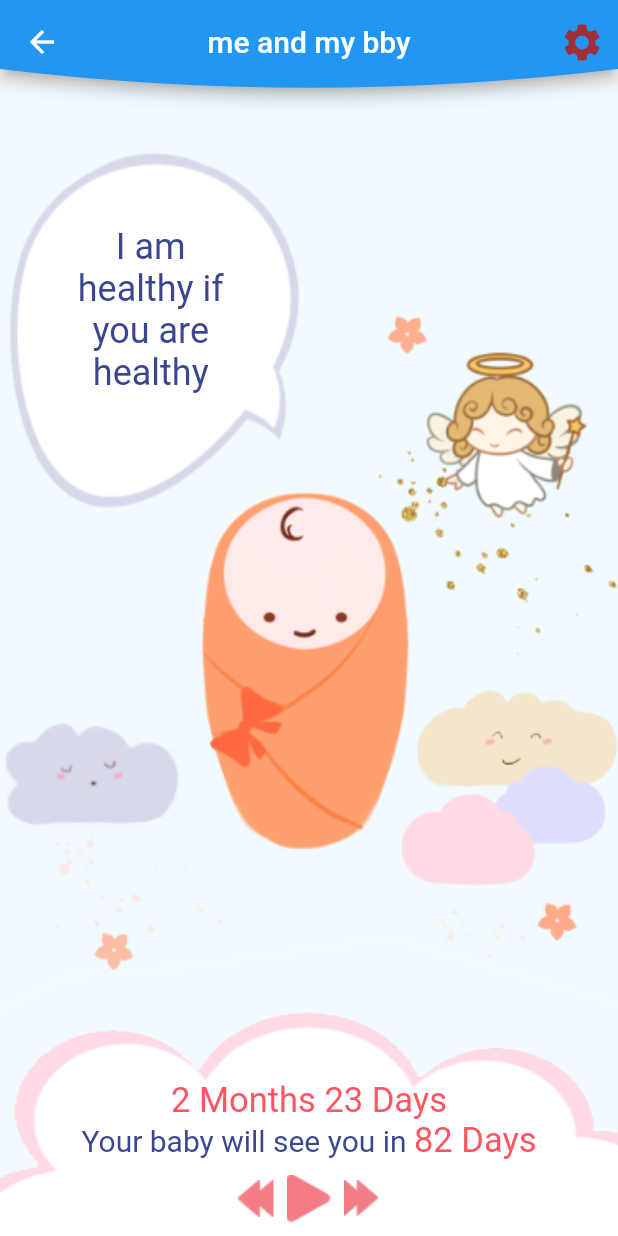
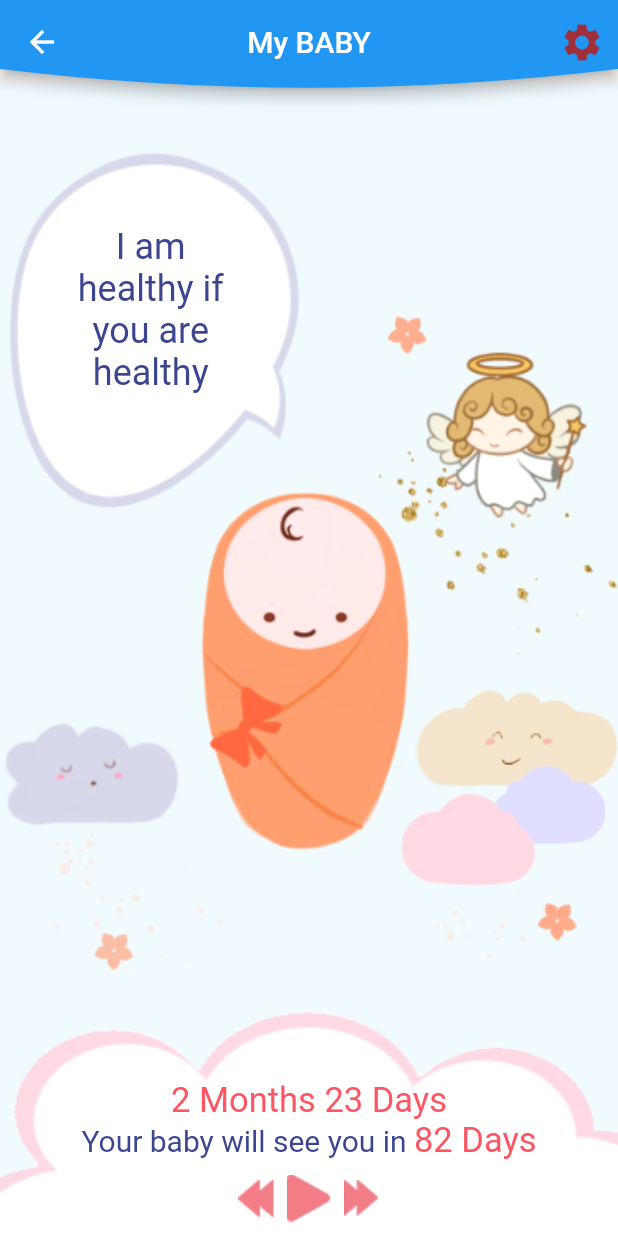
Before and after one commit to Ambangira/flutter-pregnant-umenoki, a Flutter app: the MyBabyPage screen opened directly, on a phone screen of 412 x 824 dp. Run offline on Flutter 3.47's test engine with Material 2 defaults, Android fonts, the phone set to English and light mode, and no system bars; our stand-ins replace bubble_tab_indicator, cloud_firestore, firebase_auth, firebase_core, firebase_messaging, sticky_headers; missing offline and left inert: imagebutton; accounts and stored records are empty; Roboto replaces fonts that are missing (Avenir).

Commit message:
made a few changes on code colour
made a few changes on code colour

```diff
--- a/lib/main.dart
+++ b/lib/main.dart
@@ -49,7 +49,7 @@ class MyAppState extends State<PregSafe> with WidgetsBindingObserver {
       },
       title: AppGlobal.appTitle,
       theme: ThemeData(
-        primaryColor: AppTheme.nearlyPink,
+        primaryColor: AppTheme.nearlyblue,
         textTheme: AppTheme.textTheme,
         visualDensity: VisualDensity.adaptivePlatformDensity,
       ),
--- a/lib/src/app_global.dart
+++ b/lib/src/app_global.dart
@@ -24,30 +24,36 @@ class AppGlobal {
 
   // Bottom navigation bar items
   static List<BottomNavigationBarItem> navItems = <BottomNavigationBarItem>[
+    BottomNavigationBarItem(
+        icon:   Image.asset('assets/components/immunization2.png'),
 
+      label:  ('Immunize'),
+      backgroundColor: AppTheme.nearlyblue,
+
+    ),
     BottomNavigationBarItem(
       icon:             Image.asset('assets/components/tabbar_me.png'),
       activeIcon:       Image.asset('assets/components/tabbar_me_s.png'),
       label:            ('Me'),
-      backgroundColor:  AppTheme.nearlyPink,
+      backgroundColor:  AppTheme.nearlyblue,
     ),
     BottomNavigationBarItem(
       icon:             Image.asset('assets/components/tabbar_nutrition.png'),
       activeIcon:       Image.asset('assets/components/tabbar_nutrition_s.png'),
       label:            ('Nutrition'),
-      backgroundColor:  AppTheme.nearlyPink,
+      backgroundColor:  AppTheme.nearlyblue,
     ),
     BottomNavigationBarItem(
       icon:             Image.asset('assets/components/tabbar_journey.png'),
       activeIcon:       Image.asset('assets/components/tabbar_journey_s.png'),
       label:            ('Journey'),
-      backgroundColor:  AppTheme.nearlyPink,
+      backgroundColor:  AppTheme.nearlyblue,
     ),
     BottomNavigationBarItem(
       icon:             Image.asset('assets/components/tabbar_health.png'),
       activeIcon:       Image.asset('assets/components/tabbar_health_s.png'),
       label:            ('Health'),
-      backgroundColor:  AppTheme.nearlyPink,
+      backgroundColor:  AppTheme.nearlyblue,
     ),
   ];
 
--- a/lib/src/app_theme.dart
+++ b/lib/src/app_theme.dart
@@ -8,7 +8,7 @@
 import 'package:flutter/material.dart';
 
 class AppTheme {
-  static const Color nearlyPink = Color(0xFFF37D86);                  // bottom nav bar background color
+  static const Color nearlyblue = Color(0xFFF37D86);                  // bottom nav bar background color
   static const Color nearlyDarkRed = Color(0xFF9F2F3A);               // bottom nav bar text color
   static const Color nearlyRed = Color(0xFFF37D86);
   static const Color nearlyDark = Color(0xFF707070);
--- a/lib/src/pages/home_page.dart
+++ b/lib/src/pages/home_page.dart
@@ -31,9 +31,9 @@ class _HomePageState extends State<HomePage> {
     setState(() {
       _selIndex = index;
       switch (index) {
-        /*case 0:
+        case 0:
           _selPage = 'mybaby';
-          break;*/
+          break;
         case 1:
           _selPage = 'me';
           break;
@@ -73,7 +73,7 @@ class _HomePageState extends State<HomePage> {
       onTap: onTabTapped,
       currentIndex: _selIndex,
       showUnselectedLabels: true,
-      backgroundColor: AppTheme.nearlyPink,
+      backgroundColor: AppTheme.nearlyblue,
       type: BottomNavigationBarType.shifting,
       selectedItemColor: Colors.white,
       unselectedItemColor: AppTheme.nearlyDarkRed,
--- a/lib/src/pages/mybaby/mybaby_page.dart
+++ b/lib/src/pages/mybaby/mybaby_page.dart
@@ -19,7 +19,7 @@ class _MyBabyPageState extends State<MyBabyPage>{
   // app bar widget
   Widget _appBarBuilder(BuildContext context) {
     return AppBar(
-      title: Text('me and my bby'),
+      title: Text('My BABY'),
       centerTitle: true,
       shape: CustomShapeBorder(),
       actions: <Widget>[
```
Also changed, not shown: lib/src/pages/mybaby/mybaby_setting_page.dart (+7 -7 lines).
